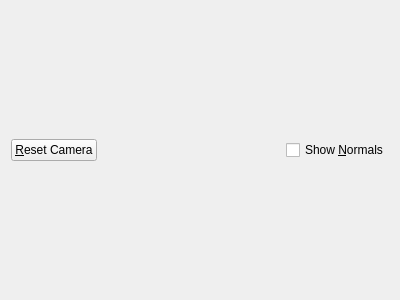
First picture: the form in plugins/qt3dinspector/geometryextension/qt3dgeometrytab.ui, repository KDAB/GammaRay, before the edit.
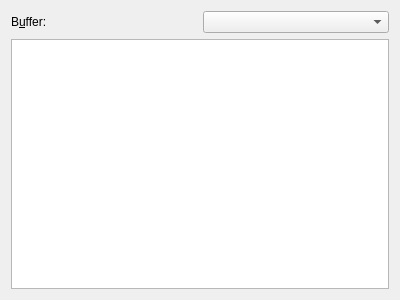
Second picture: the form after the edit. The open tabs and pages were chosen to show the change. Icons and pictures are not drawn.

Commit message: Add actions for different view modes, prepare raw buffer view.

Patch:
```diff
--- a/plugins/qt3dinspector/geometryextension/qt3dgeometrytab.ui
+++ b/plugins/qt3dinspector/geometryextension/qt3dgeometrytab.ui
@@ -12,35 +12,63 @@
   </property>
   <layout class="QVBoxLayout" name="verticalLayout_2">
    <item>
-    <layout class="QHBoxLayout" name="horizontalLayout">
-     <item>
-      <widget class="QPushButton" name="resetCam">
-       <property name="text">
-        <string>&amp;Reset Camera</string>
+    <widget class="QStackedWidget" name="stackedWidget">
+     <property name="currentIndex">
+      <number>0</number>
+     </property>
+     <widget class="QWidget" name="geometryPage">
+      <layout class="QVBoxLayout" name="verticalLayout">
+       <property name="leftMargin">
+        <number>0</number>
        </property>
-      </widget>
-     </item>
-     <item>
-      <spacer name="horizontalSpacer">
-       <property name="orientation">
-        <enum>Qt::Horizontal</enum>
+       <property name="topMargin">
+        <number>0</number>
        </property>
-       <property name="sizeHint" stdset="0">
-        <size>
-         <width>40</width>
-         <height>20</height>
-        </size>
+       <property name="rightMargin">
+        <number>0</number>
        </property>
-      </spacer>
-     </item>
-     <item>
-      <widget class="QCheckBox" name="showNormals">
-       <property name="text">
-        <string>Show &amp;Normals</string>
+       <property name="bottomMargin">
+        <number>0</number>
        </property>
-      </widget>
-     </item>
-    </layout>
+      </layout>
+     </widget>
+     <widget class="QWidget" name="bufferPage">
+      <layout class="QVBoxLayout" name="verticalLayout_3">
+       <property name="leftMargin">
+        <number>0</number>
+       </property>
+       <property name="topMargin">
+        <number>0</number>
+       </property>
+       <property name="rightMargin">
+        <number>0</number>
+       </property>
+       <property name="bottomMargin">
+        <number>0</number>
+       </property>
+       <item>
+        <layout class="QHBoxLayout" name="horizontalLayout_2">
+         <item>
+          <widget class="QLabel" name="label">
+           <property name="text">
+            <string>B&amp;uffer:</string>
+           </property>
+           <property name="buddy">
+            <cstring>comboBox</cstring>
+           </property>
+          </widget>
+         </item>
+         <item>
+          <widget class="QComboBox" name="comboBox"/>
+         </item>
+        </layout>
+       </item>
+       <item>
+        <widget class="QTableView" name="bufferView"/>
+       </item>
+      </layout>
+     </widget>
+    </widget>
    </item>
   </layout>
  </widget>
```
Left out of the diff: 85 changed lines with no effect on the pictures. The commit also changes 1 other file.
